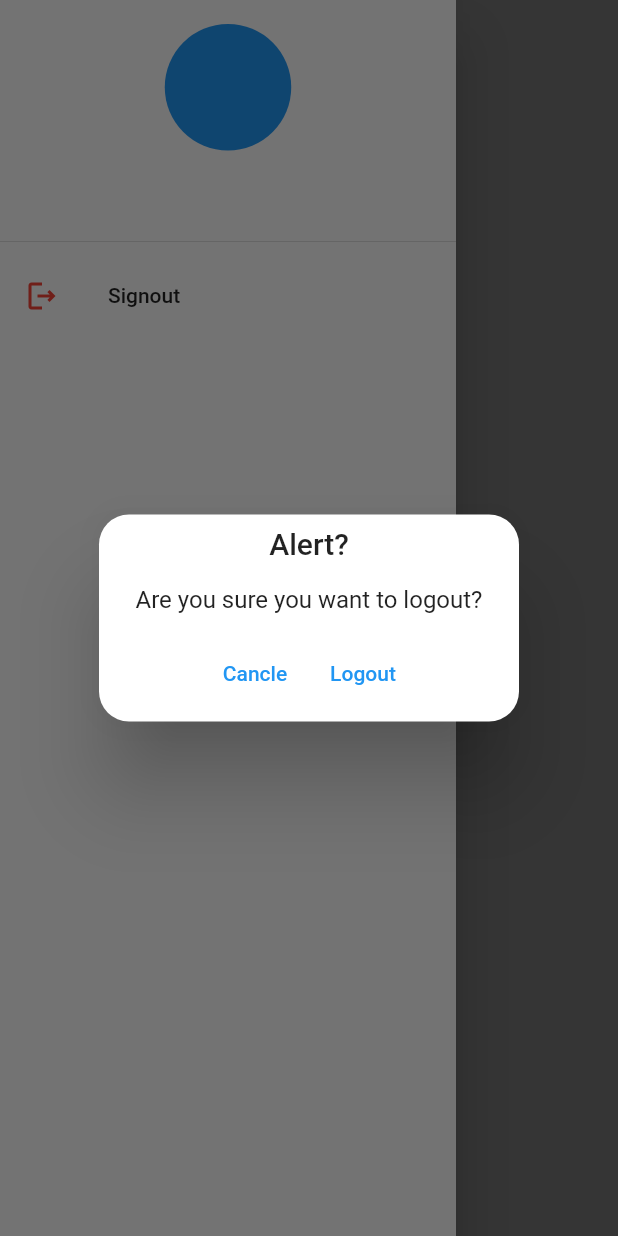
After one commit to rjlama07/Chat-App-Firebase-Flutter, a Flutter app: the screen it shows once a user with an empty profile is signed in, in the side drawer, after a tap on "Signout", on a phone screen of 412 x 824 dp. The commit adds this screen. Run offline on Flutter 3.47's test engine with Material 2 defaults, Android fonts, the phone set to English and light mode, and no system bars; our stand-ins replace cloud_firestore, dartz, firebase_auth, firebase_core, firebase_messaging, firebase_storage and 5 more; missing offline and left inert: flutter_firebase_chat_core; accounts and stored records are empty.

Commit message:
add: login and logout functionality

```diff
--- a/lib/main.dart
+++ b/lib/main.dart
@@ -1,5 +1,6 @@
 import 'package:chatapp/view/signup/signup_page.dart';
-import 'package:firebase_auth/firebase_auth.dart';
+import 'package:chatapp/view/status_page/status_page.dart';
+
 import 'package:firebase_core/firebase_core.dart';
 import 'package:flutter/material.dart';
 import 'package:flutter_riverpod/flutter_riverpod.dart';
@@ -12,7 +13,7 @@ void main() async {
   await Firebase.initializeApp(
     options: DefaultFirebaseOptions.currentPlatform,
   );
-  FirebaseAuth.instance.signOut;
+
   runApp(const ProviderScope(child: MyApp()));
 }
 
@@ -33,7 +34,7 @@ class MyApp extends StatelessWidget {
             primarySwatch: Colors.blue,
             appBarTheme:
                 const AppBarTheme().copyWith(foregroundColor: Colors.white)),
-        home: const SignupPage(),
+        home: const StatusPage(),
       ),
     );
   }
--- a/lib/providers/common_provider.dart
+++ b/lib/providers/common_provider.dart
@@ -1,3 +1,4 @@
+import 'package:chatapp/resources/firebase_instance.dart';
 import 'package:flutter/material.dart';
 import 'package:flutter_riverpod/flutter_riverpod.dart';
 import 'package:image_picker/image_picker.dart';
@@ -12,6 +13,8 @@ class CommonProvider extends StateNotifier<bool> {
   }
 }
 
+final statusProvider =
+    StreamProvider((ref) => FirebaseInstances.firebaseAuth.authStateChanges());
 final autoValid =
     StateNotifierProvider.autoDispose<AutoValidMode, AutovalidateMode>(
         (ref) => AutoValidMode(AutovalidateMode.disabled));
--- a/lib/services/auth_services.dart
+++ b/lib/services/auth_services.dart
@@ -49,11 +49,9 @@ class AuthService {
     }
   }
 
-  static Future<Either<String, bool>> userLogOut(
-      String email, String password) async {
+  static Future<Either<String, bool>> userLogOut() async {
     try {
-      final credentail = await FirebaseInstances.firebaseAuth
-          .signInWithEmailAndPassword(email: email, password: password);
+      FirebaseInstances.firebaseAuth.signOut();
       return Right(true);
     } on FirebaseAuthException catch (e) {
       return left(e.message.toString());
--- /dev/null
+++ b/lib/view/homepage/homepage.dart
@@ -0,0 +1,62 @@
+import 'package:chatapp/providers/auth_provider.dart';
+import 'package:chatapp/resources/firebase_instance.dart';
+import 'package:flutter/material.dart';
+import 'package:flutter_riverpod/flutter_riverpod.dart';
+import 'package:flutter_screenutil/flutter_screenutil.dart';
+import 'package:get/get.dart';
+
+class HomePage extends ConsumerWidget {
+  HomePage({super.key});
+  final user = FirebaseInstances.firebaseAuth.currentUser;
+  @override
+  Widget build(BuildContext context, ref) {
+    return Scaffold(
+      drawer: Drawer(
+        child: ListView(
+          children: [
+            DrawerHeader(
+                child: Column(
+              children: [
+                CircleAvatar(
+                  radius: 22.h,
+                  backgroundColor: Colors.blue,
+                ),
+                SizedBox(
+                  height: 10.h,
+                ),
+                Center(child: Text(user!.email.toString()))
+              ],
+            )),
+            InkWell(
+              onTap: () {
+                Get.defaultDialog(
+                    title: "Alert?",
+                    content: const Text("Are you sure you want to logout?"),
+                    actions: [
+                      TextButton(
+                          onPressed: () {
+                            Navigator.pop(context);
+                          },
+                          child: const Text("Cancle")),
+                      TextButton(
+                          onPressed: () {
+                            ref.read(authprovider.notifier).logout();
+                            Navigator.pop(context);
+                          },
+                          child: const Text("Logout"))
+                    ]);
+              },
+              child: const ListTile(
+                leading: Icon(
+                  Icons.logout_outlined,
+                  color: Colors.red,
+                ),
+                title: Text("Signout"),
+              ),
+            )
+          ],
+        ),
+      ),
+    );
+  }
+}
--- /dev/null
+++ b/lib/view/status_page/status_page.dart
@@ -0,0 +1,26 @@
+import 'package:chatapp/view/homepage/homepage.dart';
+import 'package:chatapp/view/signup/signup_page.dart';
+import 'package:flutter/material.dart';
+import 'package:flutter_riverpod/flutter_riverpod.dart';
+
+import '../../providers/common_provider.dart';
+
+class StatusPage extends ConsumerWidget {
+  const StatusPage({super.key});
+
+  @override
+  Widget build(BuildContext context, ref) {
+    final statusprovider = ref.watch(statusProvider);
+    return Scaffold(
+      body: statusprovider.when(
+        data: (data) => data != null ? HomePage() : const SignupPage(),
+        error: (error, stackTrace) => Center(
+          child: Text(error.toString()),
+        ),
+        loading: () => const Center(
+          child: CircularProgressIndicator(),
+        ),
+      ),
+    );
+  }
+}
```
Also changed, not shown: lib/providers/auth_provider.dart (+13 -0 lines).
